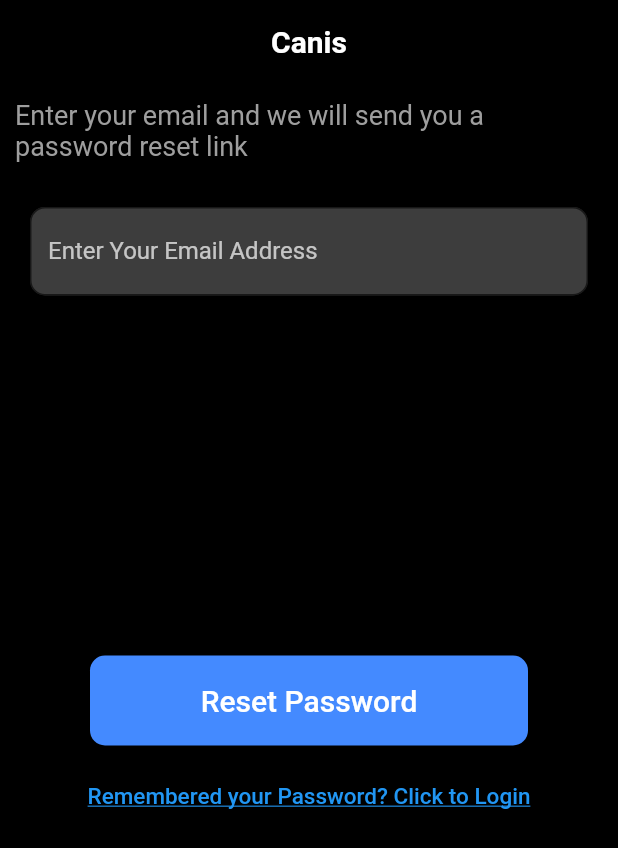
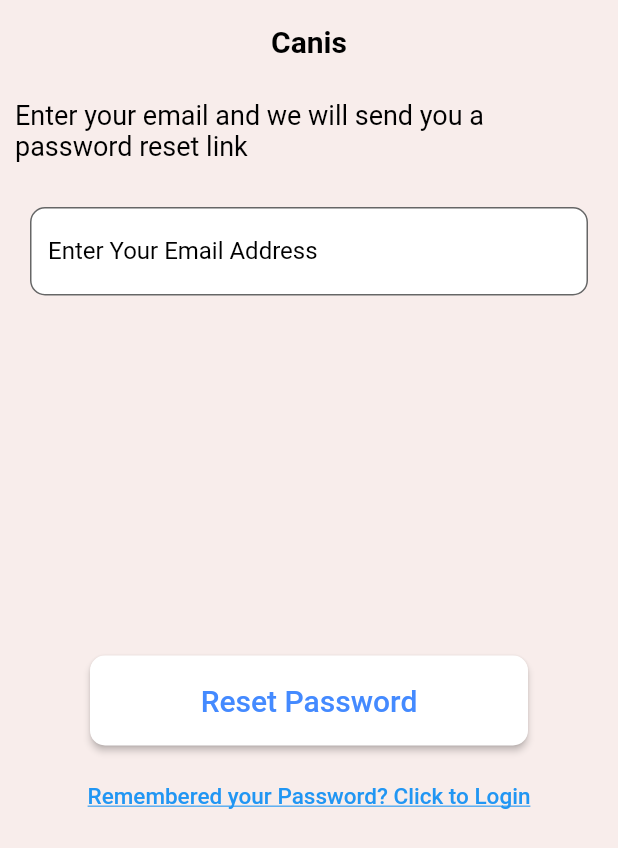
Before and after one commit to ahmedrizvi/capr_petsforsale, a Flutter app: the screen it shows after launch, after a tap on "Forgot Password", on a phone screen of 412 x 824 dp. Shown: the top 848 px of the screen. Run offline on Flutter 3.47's test engine with Material 2 defaults, Android fonts, the phone set to English and light mode, and no system bars; our stand-ins replace cached_network_image, cloud_firestore, firebase_auth, firebase_core, firebase_storage, image_picker and 1 more; accounts and stored records are empty; network calls fail; Roboto replaces fonts that are missing (Montserrat, Palatino).

Commit message:
updated theme for login, register and passwordres

```diff
--- a/lib/AccountHome.dart
+++ b/lib/AccountHome.dart
@@ -19,7 +19,6 @@ class AccountHome extends StatelessWidget {
       title: 'Pet Listings',
       theme: ThemeData(
         primaryColor: Color(0xFF63B4B8),
-        accentColor: Color(0xFFF18F01),
         scaffoldBackgroundColor: Color(0xFFF8EDEB),
         visualDensity: VisualDensity.adaptivePlatformDensity,
         fontFamily: 'Montserrat',
--- a/lib/PasswordReset.dart
+++ b/lib/PasswordReset.dart
@@ -8,6 +8,7 @@ class Forget extends StatelessWidget {
   const Forget({Key? key}) : super(key: key);
 
   static const String _title = 'Canis Orbis';
+  final appbarcl = const Color(0xFFF8EDEB);
 
   @override
   Widget build(BuildContext context) {
@@ -15,17 +16,17 @@ class Forget extends StatelessWidget {
       debugShowCheckedModeBanner: false,
       title: _title,
       home: Scaffold(
-        backgroundColor: Colors.black,
+        backgroundColor: appbarcl,
         appBar: AppBar(
             elevation: 0,
             centerTitle: true,
-            backgroundColor: Colors.black,
+            backgroundColor: appbarcl,
             title: const Text(
               "Canis",
               style: TextStyle(
-                  color: Colors.white,
+                  color: Colors.black,
                   fontWeight: FontWeight.bold,
-                  fontFamily: 'Palatino'),
+                  fontFamily: 'Montserrat'),
             )),
         body: const MyStatefulWidget(),
       ),
@@ -43,6 +44,7 @@ class MyStatefulWidget extends StatefulWidget {
 class _MyStatefulWidgetState extends State<MyStatefulWidget> {
   bool _nameError = false;
   final textbg = const Color(0xFF3D3D3D);
+  final appbarcl = const Color(0xFFF8EDEB);
 
   TextEditingController nameController = TextEditingController();
 
@@ -91,20 +93,20 @@ class _MyStatefulWidgetState extends State<MyStatefulWidget> {
               alignment: Alignment.center,
               child: const Text(
                   'Enter your email and we will send you a password reset link',
-                  style: TextStyle(color: Colors.grey, fontSize: 18))),
+                  style: TextStyle(color: Colors.black, fontSize: 18, fontFamily: 'Montserrat'))),
           Container(
             padding: const EdgeInsets.all(10),
             child: TextField(
-              style: const TextStyle(color: Colors.white),
+              style: const TextStyle(color: Colors.black),
               controller: nameController,
               decoration: InputDecoration(
                 filled: true,
-                fillColor: textbg,
+                fillColor: Colors.white,
                 border: OutlineInputBorder(
                     borderRadius: BorderRadius.circular(10),
                     borderSide: const BorderSide(color: Colors.black)),
                 labelText: 'Enter Your Email Address',
-                labelStyle: const TextStyle(color: Colors.white70),
+                labelStyle: const TextStyle(color: Colors.black),
                 errorText: _nameError ? 'Please enter your email' : null,
               ),
             ),
@@ -114,11 +116,11 @@ class _MyStatefulWidgetState extends State<MyStatefulWidget> {
               height: 300,
               padding: const EdgeInsets.fromLTRB(50, 230, 50, 10),
               child: MaterialButton(
-                  color: Colors.blueAccent,
+                  color: Colors.white,
                   shape: RoundedRectangleBorder(
                       borderRadius: BorderRadius.circular(10)),
                   child: const Text('Reset Password',
-                      style: TextStyle(fontSize: 20, color: Colors.white)),
+                      style: TextStyle(fontSize: 20, color: Colors.blueAccent)),
                   onPressed: () async {
                     setState(() {
                       nameController.text.isEmpty
--- a/lib/login.dart
+++ b/lib/login.dart
@@ -10,6 +10,7 @@ class Login extends StatelessWidget {
   const Login({Key? key}) : super(key: key);
 
   static const String _title = 'Canis';
+  final appbarcl = const Color(0xFFF8EDEB);
 
   @override
   Widget build(BuildContext context) {
@@ -17,12 +18,16 @@ class Login extends StatelessWidget {
       debugShowCheckedModeBanner: false,
       title: _title,
       home: Scaffold(
-        backgroundColor: Colors.black,
+        backgroundColor: appbarcl,
         appBar: AppBar(
-          backgroundColor: Colors.black,
+            backgroundColor: appbarcl,
             elevation: 0,
             centerTitle: true,
-            title: const Text("Canis",style: TextStyle(color: Colors.white, fontWeight: FontWeight.bold, fontFamily: 'Palatino'),)),
+            title: const Text(
+              "Canis",
+              style:
+                  TextStyle(color: Colors.black, fontWeight: FontWeight.bold),
+            )),
         body: const login(),
       ),
     );
@@ -38,7 +43,8 @@ class login extends StatefulWidget {
 
 class _MyStatefulWidgetState extends State<login> {
   final textbg = const Color(0xFF3D3D3D);
-  bool _isvisible = false, _nameError = false, _passEmpty1=false;
+  final appbarcl = const Color(0xFFF8EDEB);
+  bool _isvisible = false, _nameError = false, _passEmpty1 = false;
 
   TextEditingController nameController = TextEditingController();
   TextEditingController passwordController = TextEditingController();
@@ -49,6 +55,7 @@ class _MyStatefulWidgetState extends State<login> {
           title: Text("Success"),
         ),
       );
+
   @override
   Widget build(BuildContext context) {
     return Padding(
@@ -58,17 +65,16 @@ class _MyStatefulWidgetState extends State<login> {
             Container(
               padding: const EdgeInsets.all(10),
               child: TextField(
-                style: const TextStyle(color: Colors.white),
+                style: const TextStyle(color: Colors.black),
                 controller: nameController,
                 decoration: InputDecoration(
                   filled: true,
-                  fillColor: textbg,
+                  fillColor: Colors.white,
                   border: OutlineInputBorder(
                     borderRadius: BorderRadius.circular(10),
-                      borderSide: const BorderSide(color: Colors.black)
                   ),
                   labelText: 'Enter Your Email Address',
-                  labelStyle: const TextStyle(color: Colors.white70),
+                  labelStyle: const TextStyle(color: Colors.black),
                   errorText: _nameError ? 'Please enter your email' : null,
                 ),
               ),
@@ -76,26 +82,32 @@ class _MyStatefulWidgetState extends State<login> {
             Container(
               padding: const EdgeInsets.all(10),
               child: TextField(
-                style: const TextStyle(color: Colors.white),
+                style: const TextStyle(color: Colors.black),
                 controller: passwordController,
                 obscureText: !_isvisible,
                 decoration: InputDecoration(
                   filled: true,
-                  fillColor: textbg,
+                  fillColor: Colors.white,
                   suffixIcon: IconButton(
-                      onPressed: (){
+                      onPressed: () {
                         setState(() {
                           _isvisible = !_isvisible;
                         });
                       },
-                      icon: _isvisible ? Icon(Icons.visibility, color: Colors.white,) : Icon(Icons.visibility_off, color: Colors.grey,)
-                  ),
+                      icon: _isvisible
+                          ? Icon(
+                              Icons.visibility,
+                              color: Colors.black,
+                            )
+                          : Icon(
+                              Icons.visibility_off,
+                              color: Colors.grey,
+                            )),
                   border: OutlineInputBorder(
                     borderRadius: BorderRadius.circular(10),
-                      borderSide: const BorderSide(color: Colors.grey)
                   ),
                   labelText: 'Enter Your Password',
-                  labelStyle: const TextStyle(color: Colors.white70),
+                  labelStyle: const TextStyle(color: Colors.black),
                   errorText: _passEmpty1 ? 'Please Enter Your Password' : null,
                 ),
               ),
@@ -103,7 +115,7 @@ class _MyStatefulWidgetState extends State<login> {
             TextButton(
               child: const Align(
                 alignment: Alignment.topRight,
-                child:  Text(
+                child: Text(
                   'Forgot Password',
                 ),
               ),
@@ -117,39 +129,46 @@ class _MyStatefulWidgetState extends State<login> {
                 height: 400,
                 padding: const EdgeInsets.fromLTRB(50, 340, 50, 10),
                 child: ElevatedButton(
+                  style: ElevatedButton.styleFrom(primary: Colors.white),
                   child: const Text('Login',
-                      style: TextStyle(fontSize: 20, color: Colors.white)),
+                      style: TextStyle(fontSize: 20, color: Colors.blueAccent)),
                   onPressed: () {
-                    FirebaseAuth.instance.signInWithEmailAndPassword(
+                    FirebaseAuth.instance
+                        .signInWithEmailAndPassword(
                             email: nameController.text,
-                        password: passwordController.text).then((value) {
-                      Navigator.push(context,
-                          MaterialPageRoute(builder: (context) => AccountHome()));
+                            password: passwordController.text)
+                        .then((value) {
+                      Navigator.push(
+                          context,
+                          MaterialPageRoute(
+                              builder: (context) => AccountHome()));
                     });
                     setState(() {
-                      nameController.text.isEmpty ? _nameError = true : _nameError = false;
-                      passwordController.text.isEmpty ? _passEmpty1 = true : _passEmpty1 = false;
+                      nameController.text.isEmpty
+                          ? _nameError = true
+                          : _nameError = false;
+                      passwordController.text.isEmpty
+                          ? _passEmpty1 = true
+                          : _passEmpty1 = false;
                     });
-                    if (nameController.text.isNotEmpty)
-                      {
-
-                      }
+                    if (nameController.text.isNotEmpty) {}
                   },
                 )),
             Row(
               mainAxisAlignment: MainAxisAlignment.center,
-
               children: <Widget>[
                 TextButton(
                   child: const Text(
                     'Create Account',
                     style: TextStyle(
-                        decoration: TextDecoration.underline,fontSize: 15),
+                        decoration: TextDecoration.underline, fontSize: 15),
                   ),
                   onPressed: () {
                     //signup screen
-                    Navigator.push(context,
-                      MaterialPageRoute(builder: (context) => const Register()));
+                    Navigator.push(
+                        context,
+                        MaterialPageRoute(
+                            builder: (context) => const Register()));
                   },
                 )
               ],
```
Also changed, not shown: lib/register.dart (+46 -47 lines). Lines whose indentation alone changed are shown as unchanged.
